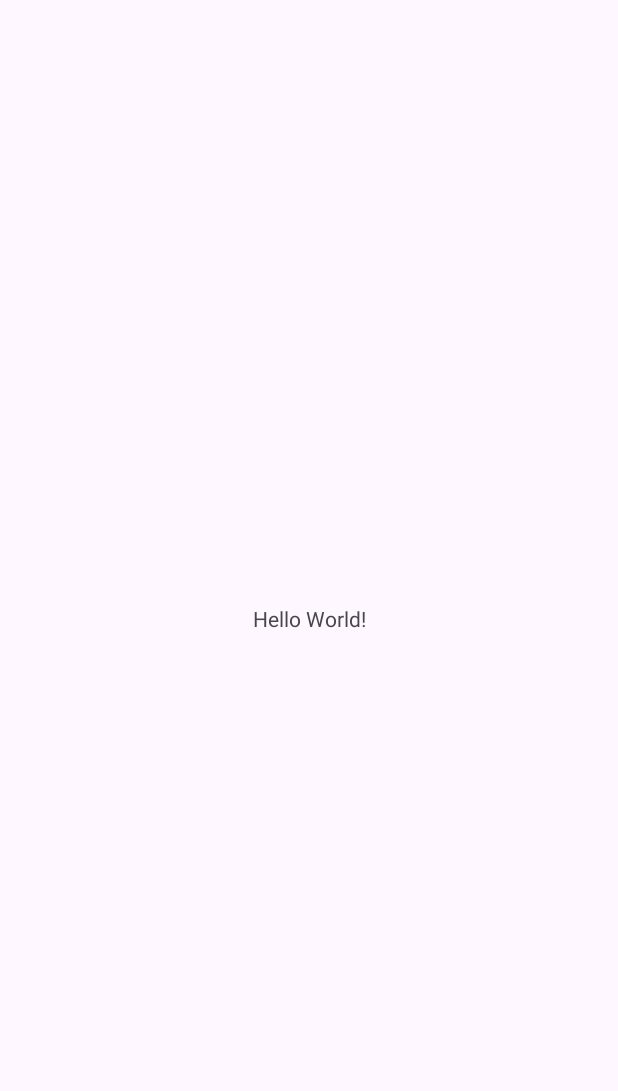
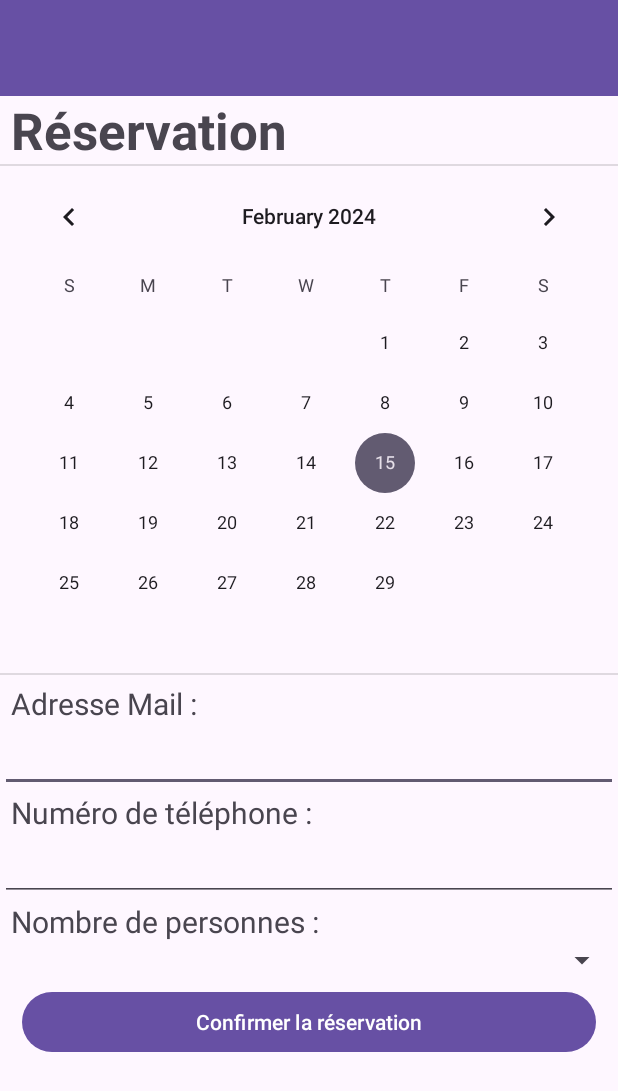
Before and after one commit to Ventona666/Catering, an Android app: the screen it shows after launch (MainActivity), on a phone screen of 412 x 824 dp. Before the commit the part shown is almost empty. Shown: the top 1091 px of the screen. Run offline under Robolectric (Android 15) with nearby library versions, the phone set to English and light mode, and no system bars.

Commit message:
[CAT-20] Début page réservation

```diff
--- a/app/src/main/java/com/example/catering/MainActivity.java
+++ b/app/src/main/java/com/example/catering/MainActivity.java
@@ -9,6 +9,6 @@ public class MainActivity extends AppCompatActivity {
     @Override
     protected void onCreate(Bundle savedInstanceState) {
         super.onCreate(savedInstanceState);
-        setContentView(R.layout.activity_main);
+        setContentView(R.layout.page_reservation);
     }
 }
--- /dev/null
+++ b/app/src/main/res/layout/page_reservation.xml
@@ -0,0 +1,98 @@
+<?xml version="1.0" encoding="utf-8"?>
+<LinearLayout xmlns:android="http://schemas.android.com/apk/res/android"
+    xmlns:app="http://schemas.android.com/apk/res-auto"
+    xmlns:tools="http://schemas.android.com/tools"
+    android:orientation="vertical"
+    android:layout_width="match_parent"
+    android:layout_height="match_parent">
+
+    <androidx.appcompat.widget.Toolbar
+        android:id="@+id/toolbar"
+        android:layout_width="match_parent"
+        android:layout_height="wrap_content"
+        android:background="?attr/colorPrimary"
+        android:minHeight="?attr/actionBarSize"
+        android:theme="?attr/actionBarTheme" />
+
+    <TextView
+        android:id="@+id/textView"
+        android:layout_width="match_parent"
+        android:layout_height="wrap_content"
+        android:layout_marginLeft="7dp"
+        android:text="Réservation"
+        android:textSize="34sp"
+        android:textStyle="bold" />
+
+    <View
+        android:id="@+id/divider"
+        android:layout_width="match_parent"
+        android:layout_height="1dp"
+        android:background="?android:attr/listDivider" />
+
+    <CalendarView
+        android:id="@+id/calendarView"
+        android:layout_width="match_parent"
+        android:layout_height="wrap_content" />
+
+    <View
+        android:id="@+id/divider2"
+        android:layout_width="match_parent"
+        android:layout_height="1dp"
+        android:background="?android:attr/listDivider" />
+
+    <TextView
+        android:id="@+id/textView3"
+        android:layout_width="219dp"
+        android:layout_height="wrap_content"
+        android:layout_marginLeft="7dp"
+        android:layout_marginTop="5dp"
+        android:text="Adresse Mail :"
+        android:textSize="20sp" />
+
+    <EditText
+        android:id="@+id/editTextTextEmailAddress2"
+        android:layout_width="match_parent"
+        android:layout_height="wrap_content"
+        android:ems="10"
+        android:inputType="textEmailAddress"
+        android:paddingLeft="15dp"
+        android:paddingRight="15dp" />
+
+    <TextView
+        android:id="@+id/textView3"
+        android:layout_width="match_parent"
+        android:layout_height="wrap_content"
+        android:layout_marginLeft="7dp"
+        android:text="Numéro de téléphone :"
+        android:textSize="20sp" />
+
+    <EditText
+        android:id="@+id/editTextPhone"
+        android:layout_width="match_parent"
+        android:layout_height="wrap_content"
+        android:ems="10"
+        android:inputType="phone" />
+
+    <TextView
+        android:id="@+id/textView"
+        android:layout_width="match_parent"
+        android:layout_height="wrap_content"
+        android:layout_marginLeft="7dp"
+        android:text="Nombre de personnes :"
+        android:textSize="20sp" />
+
+    <Spinner
+        android:id="@+id/spinner"
+        android:layout_width="match_parent"
+        android:layout_height="wrap_content" />
+
+    <Button
+        android:id="@+id/button"
+        android:layout_width="match_parent"
+        android:layout_height="wrap_content"
+        android:layout_marginTop="5dp"
+        android:insetLeft="15dp"
+        android:insetRight="15dp"
+        android:text="Confirmer la réservation" />
+
+</LinearLayout>
```
